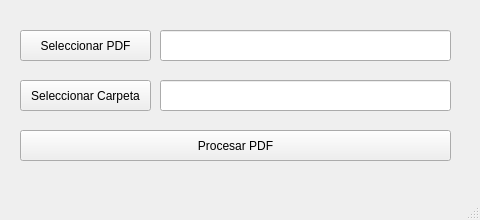
Above: PDF_a_PNG.ui from OscarAbad904/PDF_a_PNG before the change. Below: the same form after it.
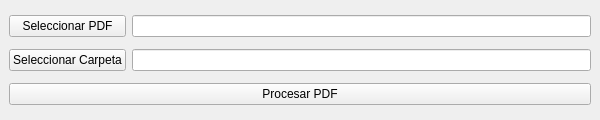
That is the form after the change.

```diff
--- a/PDF_a_PNG.ui
+++ b/PDF_a_PNG.ui
@@ -6,96 +6,71 @@
    <rect>
     <x>0</x>
     <y>0</y>
-    <width>480</width>
-    <height>220</height>
+    <width>600</width>
+    <height>120</height>
    </rect>
   </property>
+  <property name="minimumSize">
+   <size>
+    <width>600</width>
+    <height>120</height>
+   </size>
+  </property>
+  <property name="maximumSize">
+   <size>
+    <width>600</width>
+    <height>120</height>
+   </size>
+  </property>
   <property name="windowTitle">
    <string>PDF a Imágenes</string>
   </property>
   <widget class="QWidget" name="centralwidget">
-
-   <!-- Botón para seleccionar PDF -->
-   <widget class="QPushButton" name="btnSeleccionarPDF">
-    <property name="geometry">
-     <rect>
-      <x>20</x>
-      <y>30</y>
-      <width>131</width>
-      <height>31</height>
-     </rect>
+   <layout class="QGridLayout" name="gridLayout">
+    <property name="leftMargin">
+     <number>9</number>
     </property>
-    <property name="text">
-     <string>Seleccionar PDF</string>
+    <property name="topMargin">
+     <number>9</number>
     </property>
-   </widget>
-
-   <!-- LineEdit para mostrar ruta PDF seleccionada -->
-   <widget class="QLineEdit" name="leRutaPDF">
-    <property name="geometry">
-     <rect>
-      <x>160</x>
-      <y>30</y>
-      <width>291</width>
-      <height>31</height>
-     </rect>
+    <property name="rightMargin">
+     <number>9</number>
     </property>
-   </widget>
-
-   <!-- Botón para seleccionar carpeta de salida -->
-   <widget class="QPushButton" name="btnSeleccionarCarpeta">
-    <property name="geometry">
-     <rect>
-      <x>20</x>
-      <y>80</y>
-      <width>131</width>
-      <height>31</height>
-     </rect>
+    <property name="bottomMargin">
+     <number>9</number>
     </property>
-    <property name="text">
-     <string>Seleccionar Carpeta</string>
+    <property name="spacing">
+     <number>6</number>
     </property>
-   </widget>
-
-   <!-- LineEdit para mostrar ruta de carpeta de salida seleccionada -->
-   <widget class="QLineEdit" name="leRutaCarpeta">
-    <property name="geometry">
-     <rect>
-      <x>160</x>
-      <y>80</y>
-      <width>291</width>
-      <height>31</height>
-     </rect>
-    </property>
-   </widget>
-
-   <!-- Botón para procesar el PDF y generar las imágenes -->
-   <widget class="QPushButton" name="btnProcesar">
-    <property name="geometry">
-     <rect>
-      <x>20</x>
-      <y>130</y>
-      <width>431</width>
-      <height>31</height>
-     </rect>
-    </property>
-    <property name="text">
-     <string>Procesar PDF</string>
-    </property>
-   </widget>
-
+    <item row="0" column="0">
+     <widget class="QPushButton" name="btnSeleccionarPDF">
+      <property name="text">
+       <string>Seleccionar PDF</string>
+      </property>
+     </widget>
+    </item>
+    <item row="0" column="1">
+     <widget class="QLineEdit" name="leRutaPDF"/>
+    </item>
+    <item row="1" column="0">
+     <widget class="QPushButton" name="btnSeleccionarCarpeta">
+      <property name="text">
+       <string>Seleccionar Carpeta</string>
+      </property>
+     </widget>
+    </item>
+    <item row="1" column="1">
+     <widget class="QLineEdit" name="leRutaCarpeta"/>
+    </item>
+    <item row="2" column="0" colspan="2">
+     <widget class="QPushButton" name="btnProcesar">
+      <property name="text">
+       <string>Procesar PDF</string>
+      </property>
+     </widget>
+    </item>
+   </layout>
   </widget>
-  <widget class="QMenuBar" name="menubar">
-   <property name="geometry">
-    <rect>
-     <x>0</x>
-     <y>0</y>
-     <width>480</width>
-     <height>22</height>
-    </rect>
-   </property>
-  </widget>
-  <widget class="QStatusBar" name="statusbar"/>
  </widget>
  <resources/>
  <connections/>
```
